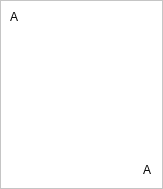
The window that src/cardview.ui (LeoNavel/klondike) describes before a commit, drawn with Qt 5.
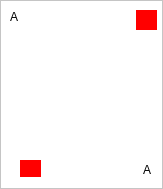
The same window after the commit. Icons and pictures are not drawn.

The edit to the form file:
```diff
--- a/src/cardview.ui
+++ b/src/cardview.ui
@@ -79,6 +79,38 @@
     <string/>
    </property>
   </widget>
+  <widget class="QLabel" name="iconTop">
+   <property name="geometry">
+    <rect>
+     <x>136</x>
+     <y>10</y>
+     <width>21</width>
+     <height>20</height>
+    </rect>
+   </property>
+   <property name="styleSheet">
+    <string notr="true">background-color: #f00;</string>
+   </property>
+   <property name="text">
+    <string/>
+   </property>
+  </widget>
+  <widget class="QLabel" name="iconBottom">
+   <property name="geometry">
+    <rect>
+     <x>20</x>
+     <y>160</y>
+     <width>21</width>
+     <height>17</height>
+    </rect>
+   </property>
+   <property name="styleSheet">
+    <string notr="true">background-color: #f00;</string>
+   </property>
+   <property name="text">
+    <string/>
+   </property>
+  </widget>
   <zorder>imageLabel</zorder>
   <zorder>numberBottomRight</zorder>
   <zorder>numberTopLeft</zorder>
```
Left out of the diff: 2 changed lines with no effect on the pictures.
